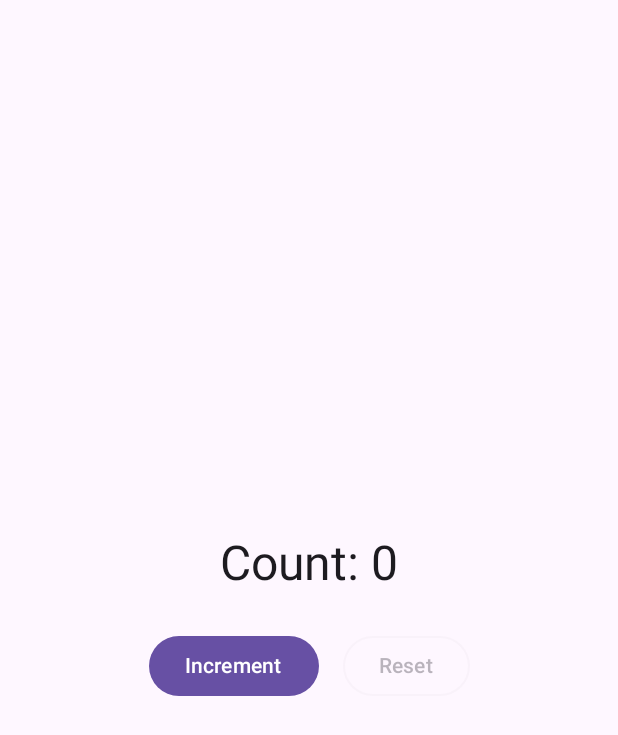
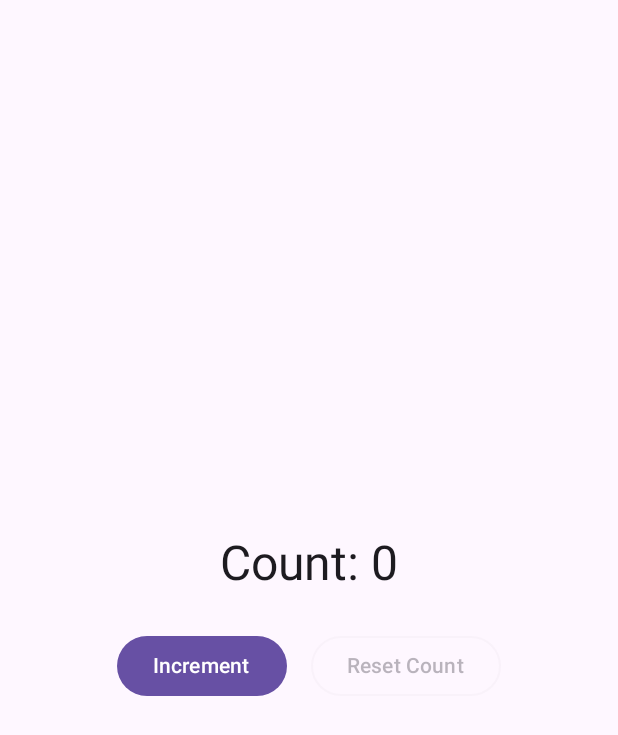
Before and after one commit to spanish-latteeeee/HelloGit, an Android app built with Jetpack Compose: the screen it shows after launch (MainActivity), on a phone screen of 412 x 824 dp. Shown: the top 735 px of the screen. Run offline under Robolectric (Android 15) with nearby library versions, the phone set to English and light mode, and no system bars.

Commit message:
Update Reset button label to Reset Count

```diff
--- a/app/src/main/java/com/example/hellogit/MainActivity.kt
+++ b/app/src/main/java/com/example/hellogit/MainActivity.kt
@@ -65,7 +65,7 @@ fun CounterScreen(modifier: Modifier = Modifier) {
                 onClick = { count = 0 },
                 enabled = count > 0
             ) {
-                Text(text = "Reset")
+                Text(text = "Reset Count")
             }
         }
     }
```
